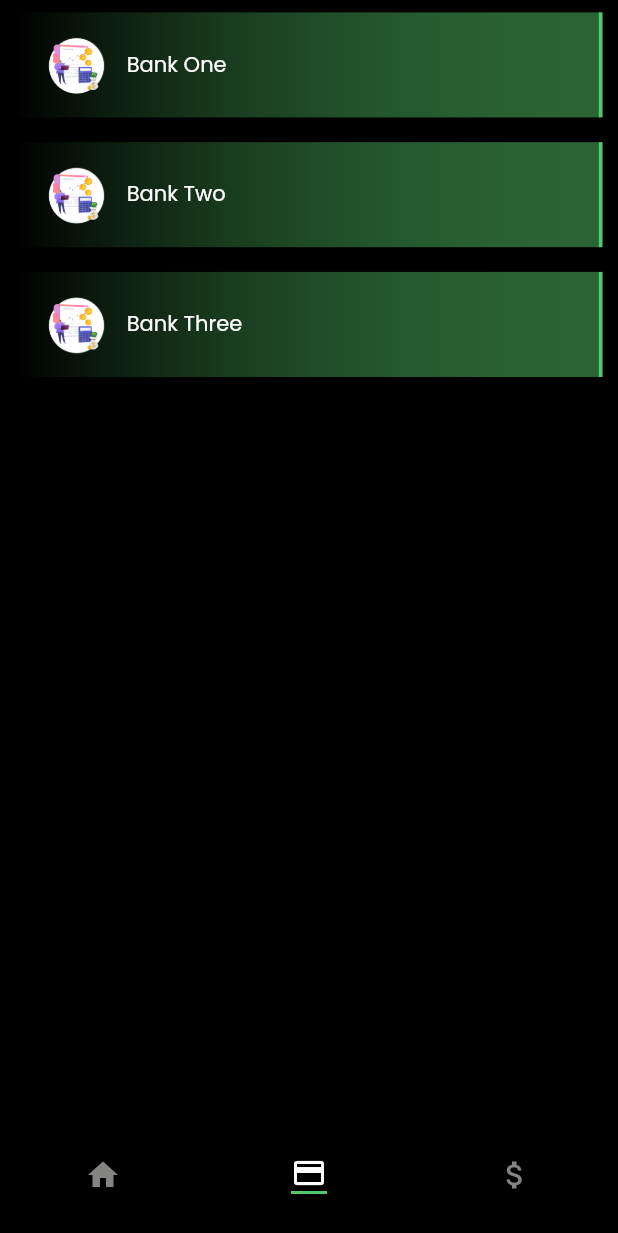
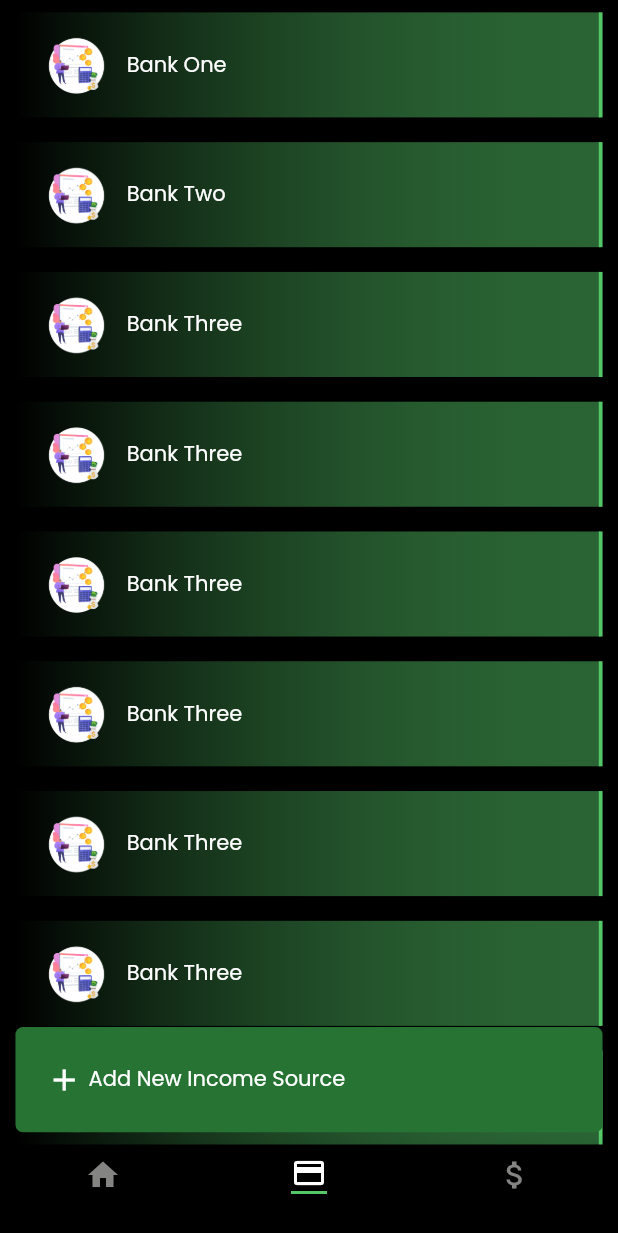
Before and after one commit to kuuhaku86/financial_tracker, a Flutter app: the screen it shows after launch, item 2 of the bottom bar chosen, on a phone screen of 412 x 824 dp. Shown: the top 1233 px of the screen. Run offline on Flutter 3.47's test engine with Material 2 defaults, Android fonts, the phone set to English and light mode, and no system bars; our stand-ins replace sqflite, syncfusion_flutter_charts; accounts and stored records are empty.

Commit message:
Change: Add custom button for income source page

```diff
--- a/lib/Interfaces/pages/income_source_page.dart
+++ b/lib/Interfaces/pages/income_source_page.dart
@@ -1,5 +1,6 @@
 import 'package:financial_tracker/Commons/themes/colors.dart';
 import 'package:financial_tracker/Domains/sources/entities/source.dart';
+import 'package:financial_tracker/Interfaces/widgets/button_custom.dart';
 import 'package:financial_tracker/Interfaces/widgets/income_source_page/income_source_tile.dart';
 import 'package:financial_tracker/Interfaces/widgets/list_tile_custom.dart';
 import 'package:flutter/material.dart';
@@ -17,13 +18,23 @@ class _IncomeSourcePageState extends State<IncomeSourcePage> {
     Source(id: 1, name: "Bank One", imageRoute: "assets/images/logo.png"),
     Source(id: 1, name: "Bank Two", imageRoute: "assets/images/logo.png"),
     Source(id: 1, name: "Bank Three", imageRoute: "assets/images/logo.png"),
+    Source(id: 1, name: "Bank Three", imageRoute: "assets/images/logo.png"),
+    Source(id: 1, name: "Bank Three", imageRoute: "assets/images/logo.png"),
+    Source(id: 1, name: "Bank Three", imageRoute: "assets/images/logo.png"),
+    Source(id: 1, name: "Bank Three", imageRoute: "assets/images/logo.png"),
+    Source(id: 1, name: "Bank Three", imageRoute: "assets/images/logo.png"),
+    Source(id: 1, name: "Bank Three", imageRoute: "assets/images/logo.png"),
+    Source(id: 1, name: "Bank Three", imageRoute: "assets/images/logo.png"),
+    Source(id: 1, name: "Bank Three", imageRoute: "assets/images/logo.png"),
   ];
 
   @override
   Widget build(BuildContext context) {
     return Container(
       height: MediaQuery.of(context).size.height,
-      child: SingleChildScrollView(
+      child: Stack(
+        children: [
+          SingleChildScrollView(
               child: Column(
             mainAxisAlignment: MainAxisAlignment.start,
             children: [
@@ -43,6 +54,13 @@ class _IncomeSourcePageState extends State<IncomeSourcePage> {
                   }),
             ],
           )),
+          Positioned(
+            bottom: 0.0,
+            child: ButtonCustom(
+                icon: Icons.add, text: "Add New Income Source", onTap: () {}),
+          ),
+        ],
+      ),
     );
   }
 }
--- /dev/null
+++ b/lib/Interfaces/widgets/button_custom.dart
@@ -0,0 +1,48 @@
+import 'package:financial_tracker/Commons/themes/colors.dart';
+import 'package:flutter/material.dart';
+
+class ButtonCustom extends StatelessWidget {
+  final IconData icon;
+  final String text;
+  final void Function() onTap;
+
+  const ButtonCustom(
+      {super.key, required this.icon, required this.text, required this.onTap});
+
+  @override
+  Widget build(BuildContext context) {
+    return GestureDetector(
+      onTap: onTap,
+      child: Container(
+        margin: EdgeInsets.symmetric(
+            horizontal: MediaQuery.of(context).size.width * 0.025,
+            vertical: MediaQuery.of(context).size.height * 0.01),
+        padding: EdgeInsets.symmetric(
+            horizontal: MediaQuery.of(context).size.width * 0.05),
+        height: MediaQuery.of(context).size.height * 0.085,
+        width: MediaQuery.of(context).size.width * 0.95,
+        decoration: BoxDecoration(
+          color: HSLColor.fromColor(themeColor.secondary)
+              .withLightness(0.3)
+              .toColor(),
+          borderRadius: BorderRadius.circular(5.0),
+        ),
+        child: Row(
+          children: [
+            Icon(
+              icon,
+              color: themeColor.text,
+            ),
+            SizedBox(
+              width: MediaQuery.of(context).size.width * 0.01,
+            ),
+            Text(
+              text,
+              style: TextStyle(color: themeColor.text),
+            )
+          ],
+        ),
+      ),
+    );
+  }
+}
```
Lines whose indentation alone changed are shown as unchanged.
